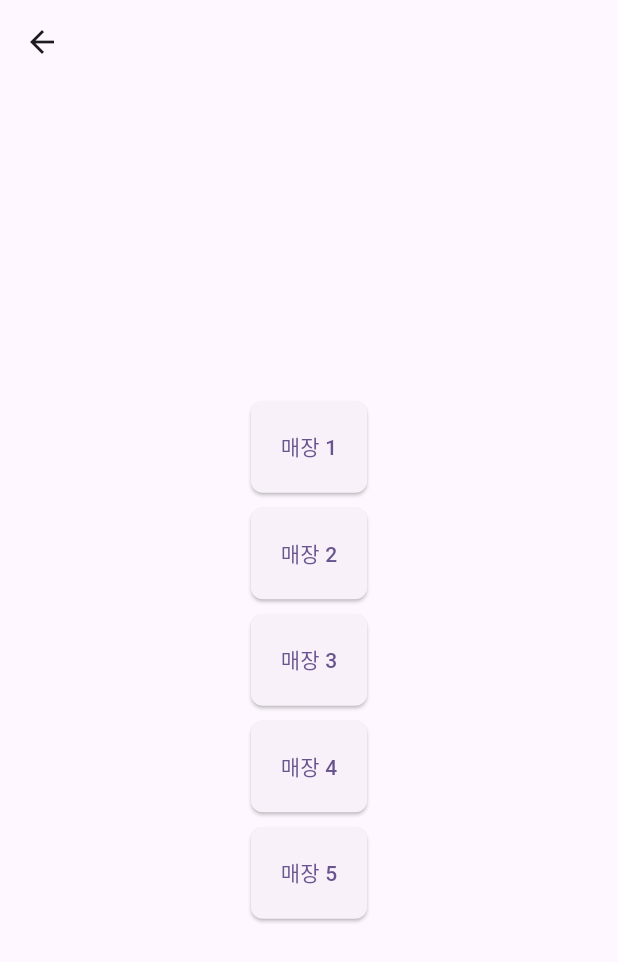
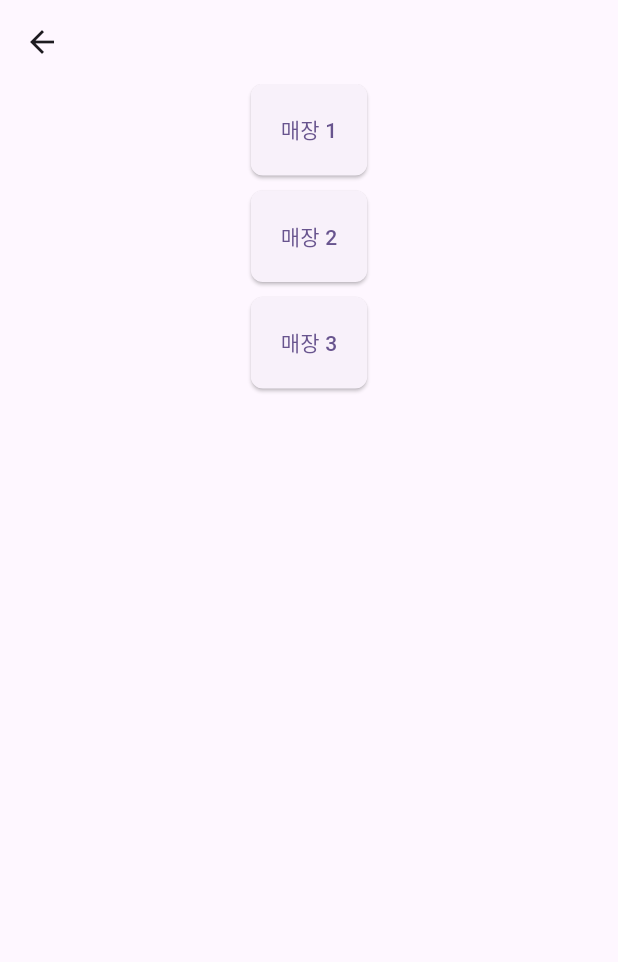
Before and after one commit to Bewheneverwhatiwant/Customer_App, a Flutter app: the screen it shows after launch, after a tap on "분식", on a phone screen of 412 x 824 dp. Shown: the top 962 px of the screen. Run offline on Flutter 3.47's test engine with Material 3 defaults, Android fonts, the phone set to English and light mode, and no system bars.

Commit message:
[ADD] category 필터링 기능 추가

```diff
--- a/lib/mainpage/mainpage.dart
+++ b/lib/mainpage/mainpage.dart
@@ -18,6 +18,19 @@ class MyHomePage extends StatefulWidget {
 }
 
 class _MyHomePageState extends State<MyHomePage> {
+  // 상수 배열로 메뉴 카테고리 별도 분리
+  final List<Map<String, dynamic>> buttons = [
+    {'title': '족발/보쌈', 'page': const Jokbo()},
+    {'title': '돈까스/회', 'page': const Japanese()},
+    {'title': '피자', 'page': const Pizza()},
+    {'title': '중식', 'page': const Chinese()},
+    {'title': '치킨', 'page': const Chicken()},
+    {'title': '버거', 'page': const Burger()},
+    {'title': '분식', 'page': const Bunsick()},
+    {'title': '디저트', 'page': const Dessert()},
+    {'title': '찜/찌개', 'page': const Zzim()},
+  ];
+
   @override
   Widget build(BuildContext context) {
     return Scaffold(
@@ -29,22 +42,14 @@ class _MyHomePageState extends State<MyHomePage> {
         mainAxisSpacing: 10, // 수직 간격
         crossAxisSpacing: 10, // 수평 간격
         padding: const EdgeInsets.all(20), // 그리드 패딩
-        children: <Widget>[
-          _buildRoundButton('족발/보쌈', Jokbo()),
-          _buildRoundButton('돈까스/회', Japanese()),
-          _buildRoundButton('피자', Pizza()),
-          _buildRoundButton('중식', Chinese()),
-          _buildRoundButton('치킨', Chicken()),
-          _buildRoundButton('버거', Burger()),
-          _buildRoundButton('분식', Bunsick()),
-          _buildRoundButton('디저트', Dessert()),
-          _buildRoundButton('찜/찌개', Zzim()),
-        ],
+        children: buttons
+            .map<Widget>(
+                (button) => _buildRoundButton(button['title'], button['page']))
+            .toList(),
       ),
     );
   }
 
-// _buildRundButton 메소드 분리
   Widget _buildRoundButton(String title, Widget page) {
     return ElevatedButton(
       onPressed: () {
--- a/lib/mainpage/menuCategory/bunsick.dart
+++ b/lib/mainpage/menuCategory/bunsick.dart
@@ -1,6 +1,147 @@
 import 'package:flutter/material.dart';
 import '../ShopPage/ShopPage.dart';
 import '../ShopPage/buildShopButton.dart';
+
+// 매장 이름과 매장별 메뉴 정보를 상수 배열로 분리
+// TODO: shop.txt 파일에서 category에 따라 받아오도록 개선 필요 (현재 알 수 없는 JSON 형식 오류로 출력 불가)
+
+const List<Map<String, dynamic>> shops = [
+  {
+    "name": "매장 1",
+    "menus": ["메뉴 1-1", "메뉴 1-2"],
+    "category": "bunsick"
+  },
+  {
+    "name": "매장 2",
+    "menus": ["메뉴 2-1", "메뉴 2-2"],
+    "category": "bunsick"
+  },
+  {
+    "name": "매장 3",
+    "menus": ["메뉴 3-1", "메뉴 3-2"],
+    "category": "bunsick"
+  },
+  {
+    "name": "매장 4",
+    "menus": ["메뉴 4-1", "메뉴 4-2"],
+    "category": "burger"
+  },
+  {
+    "name": "매장 5",
+    "menus": ["메뉴 5-1", "메뉴 5-2"],
+    "category": "burger"
+  },
+  {
+    "name": "매장 6",
+    "menus": ["메뉴 6-1", "메뉴 6-2"],
+    "category": "burger"
+  },
+  {
+    "name": "매장 7",
+    "menus": ["메뉴 7-1", "메뉴 7-2"],
+    "category": "chicken"
+  },
+  {
+    "name": "매장 8",
+    "menus": ["메뉴 8-1", "메뉴 8-2"],
+    "category": "chicken"
+  },
+  {
+    "name": "매장 9",
+    "menus": ["메뉴 9-1", "메뉴 9-2"],
+    "category": "chicken"
+  },
+  {
+    "name": "매장 10",
+    "menus": ["메뉴 10-1", "메뉴 10-2"],
+    "category": "chinese"
+  },
+  {
+    "name": "매장 11",
+    "menus": ["메뉴 11-1", "메뉴 11-2"],
+    "category": "chinese"
+  },
+  {
+    "name": "매장 12",
+    "menus": ["메뉴 12-1", "메뉴 12-2"],
+    "category": "chinese"
+  },
+  {
+    "name": "매장 13",
+    "menus": ["메뉴 13-1", "메뉴 13-2"],
+    "category": "dessert"
+  },
+  {
+    "name": "매장 14",
+    "menus": ["메뉴 14-1", "메뉴 14-2"],
+    "category": "dessert"
+  },
+  {
+    "name": "매장 15",
+    "menus": ["메뉴 15-1", "메뉴 15-2"],
+    "category": "dessert"
+  },
+  {
+    "name": "매장 16",
+    "menus": ["메뉴 16-1", "메뉴 16-2"],
+    "category": "japanese"
+  },
+  {
+    "name": "매장 17",
+    "menus": ["메뉴 17-1", "메뉴 17-2"],
+    "category": "japanese"
+  },
+  {
+    "name": "매장 18",
+    "menus": ["메뉴 18-1", "메뉴 18-2"],
+    "category": "japanese"
+  },
+  {
+    "name": "매장 19",
+    "menus": ["메뉴 19-1", "메뉴 19-2"],
+    "category": "jokbo"
+  },
+  {
+    "name": "매장 20",
+    "menus": ["메뉴 20-1", "메뉴 20-2"],
+    "category": "jokbo"
+  },
+  {
+    "name": "매장 21",
+    "menus": ["메뉴 21-1", "메뉴 21-2"],
+    "category": "jokbo"
+  },
+  {
+    "name": "매장 22",
+    "menus": ["메뉴 22-1", "메뉴 22-2"],
+    "category": "pizza"
+  },
+  {
+    "name": "매장 23",
+    "menus": ["메뉴 23-1", "메뉴 23-2"],
+    "category": "pizza"
+  },
+  {
+    "name": "매장 24",
+    "menus": ["메뉴 24-1", "메뉴 24-2"],
+    "category": "pizza"
+  },
+  {
+    "name": "매장 25",
+    "menus": ["메뉴 25-1", "메뉴 25-2"],
+    "category": "zzim"
+  },
+  {
+    "name": "매장 26",
+    "menus": ["메뉴 26-1", "메뉴 26-2"],
+    "category": "zzim"
+  },
+  {
+    "name": "매장 27",
+    "menus": ["메뉴 27-1", "메뉴 27-2"],
+    "category": "zzim"
+  }
+];
 
 class Bunsick extends StatefulWidget {
   const Bunsick({super.key});
@@ -12,30 +153,24 @@ class Bunsick extends StatefulWidget {
 class _BunsickState extends State<Bunsick> {
   @override
   Widget build(BuildContext context) {
+    // 'bunsick' 카테고리를 가진 매장만 필터링
+    final bunsickShops =
+        shops.where((shop) => shop['category'] == 'bunsick').toList();
+
     return Scaffold(
       appBar: AppBar(),
-      body: Center(
-        child: Column(
-          mainAxisAlignment: MainAxisAlignment.center,
-          children: <Widget>[
-            buildShopButton(context, '매장 1',
-                const ShopPage(menus: ['메뉴 1-1', '메뉴 1-2', '메뉴 1-3'])),
-            const SizedBox(height: 10),
-            buildShopButton(
-                context, '매장 2', const ShopPage(menus: ['메뉴 2-1', '메뉴 2-2'])),
-            const SizedBox(height: 10),
-            buildShopButton(
-                context,
-                '매장 3',
-                const ShopPage(
-                    menus: ['메뉴 3-1', '메뉴 3-2', '메뉴 3-3', '메뉴 3-4'])),
-            const SizedBox(height: 10),
-            buildShopButton(context, '매장 4', const ShopPage(menus: ['메뉴 4-1'])),
-            const SizedBox(height: 10),
-            buildShopButton(
-                context, '매장 5', const ShopPage(menus: ['메뉴 5-1', '메뉴 5-2'])),
-          ],
-        ),
+      body: ListView.builder(
+        itemCount: bunsickShops.length, // 필터링된 매장의 수만큼 아이템 생성
+        itemBuilder: (context, index) {
+          final shop = bunsickShops[index]; // 현재 인덱스의 매장 정보
+          return Column(
+            children: [
+              buildShopButton(context, shop['name'],
+                  ShopPage(menus: shop['menus'] as List<String>)),
+              const SizedBox(height: 10),
+            ],
+          );
+        },
       ),
     );
   }
--- a/pubspec.yaml
+++ b/pubspec.yaml
@@ -52,6 +52,8 @@ dev_dependencies:
 
 # The following section is specific to Flutter packages.
 flutter:
+  assets:
+    - shop.txt
 
   # The following line ensures that the Material Icons font is
   # included with your application, so that you can use the icons in
--- /dev/null
+++ b/shop.txt
@@ -0,0 +1,27 @@
+[{"name":"매장 1","menus":["메뉴 1-1", "메뉴 1-2"],"category":"bunsick"},
+{"name":"매장 2","menus":["메뉴 2-1", "메뉴 2-2"],"category":"bunsick"},
+{"name":"매장 3","menus":["메뉴 3-1", "메뉴 3-2"],"category":"bunsick"},
+{"name": "매장 4", "menus": ["메뉴 4-1", "메뉴 4-2"], "category": "burger"},
+{"name": "매장 5", "menus": ["메뉴 5-1", "메뉴 5-2"], "category": "burger"},
+{"name": "매장 6", "menus": ["메뉴 6-1", "메뉴 6-2"], "category": "burger"},
+{"name": "매장 7", "menus": ["메뉴 7-1", "메뉴 7-2"], "category": "chicken"},
+{"name": "매장 8", "menus": ["메뉴 8-1", "메뉴 8-2"], "category": "chicken"},
+{"name": "매장 9", "menus": ["메뉴 9-1", "메뉴 9-2"], "category": "chicken"},
+{"name": "매장 10", "menus": ["메뉴 10-1", "메뉴 10-2"], "category": "chinese"},
+{"name": "매장 11", "menus": ["메뉴 11-1", "메뉴 11-2"], "category": "chinese"},
+{"name": "매장 12", "menus": ["메뉴 12-1", "메뉴 12-2"], "category": "chinese"},
+{"name": "매장 13", "menus": ["메뉴 13-1", "메뉴 13-2"], "category": "dessert"},
+{"name": "매장 14", "menus": ["메뉴 14-1", "메뉴 14-2"], "category": "dessert"},
+{"name": "매장 15", "menus": ["메뉴 15-1", "메뉴 15-2"], "category": "dessert"},
+{"name": "매장 16", "menus": ["메뉴 16-1", "메뉴 16-2"], "category": "japanese"},
+{"name": "매장 17", "menus": ["메뉴 17-1", "메뉴 17-2"], "category": "japanese"},
+{"name": "매장 18", "menus": ["메뉴 18-1", "메뉴 18-2"], "category": "japanese"},
+{"name": "매장 19", "menus": ["메뉴 19-1", "메뉴 19-2"], "category": "jokbo"},
+{"name": "매장 20", "menus": ["메뉴 20-1", "메뉴 20-2"], "category": "jokbo"},
+{"name": "매장 21", "menus": ["메뉴 21-1", "메뉴 21-2"], "category": "jokbo"},
+{"name": "매장 22", "menus": ["메뉴 22-1", "메뉴 22-2"], "category": "pizza"},
+{"name": "매장 23", "menus": ["메뉴 23-1", "메뉴 23-2"], "category": "pizza"},
+{"name": "매장 24", "menus": ["메뉴 24-1", "메뉴 24-2"], "category": "pizza"},
+{"name": "매장 25", "menus": ["메뉴 25-1", "메뉴 25-2"], "category": "zzim"},
+{"name": "매장 26", "menus": ["메뉴 26-1", "메뉴 26-2"], "category": "zzim"},
+{"name": "매장 27", "menus": ["메뉴 27-1", "메뉴 27-2"], "category": "zzim"}]
```
